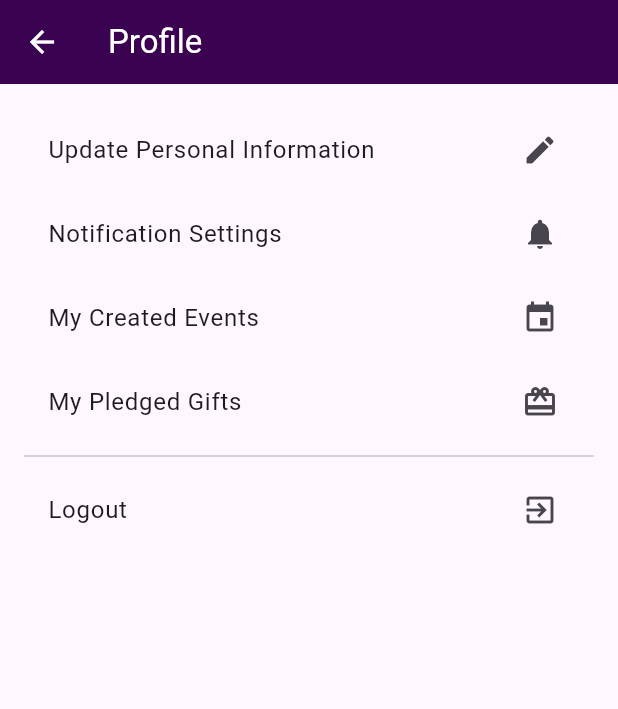
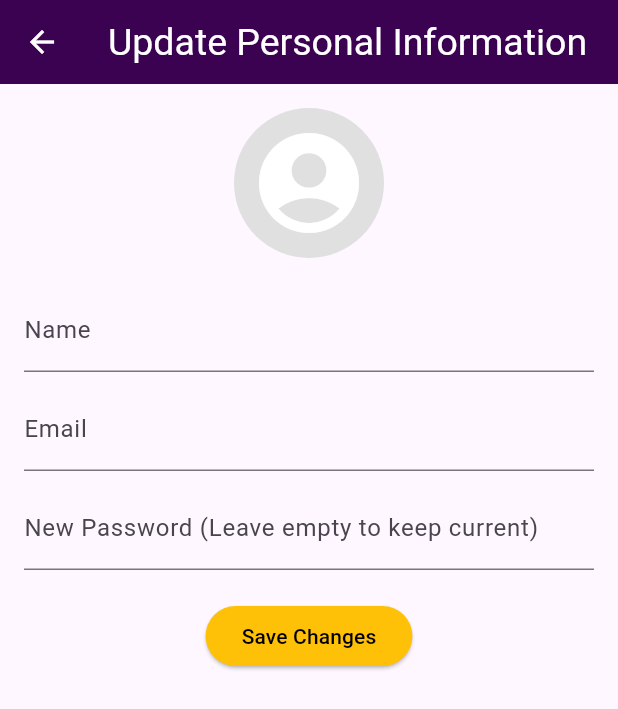
Before and after one commit to MohamedMaghrabyyy/Hedieaty, a Flutter app: the ProfilePage screen opened by its route, after a tap on "Update Personal Information", on a phone screen of 412 x 824 dp. Shown: the top 709 px of the screen. Run offline on Flutter 3.47's test engine with Material 3 defaults, Android fonts, the phone set to English and light mode, and no system bars; our stand-ins replace cloud_firestore, firebase_auth, firebase_core, flutter_spinkit; accounts and stored records are empty.

Commit message:
update personal info page

```diff
--- a/hedieaty/lib/services/firestore_service.dart
+++ b/hedieaty/lib/services/firestore_service.dart
@@ -2,9 +2,11 @@ import 'package:cloud_firestore/cloud_firestore.dart';
 import 'package:hedieaty/models/user_model.dart';
 import 'package:hedieaty/models/event_model.dart';
 import 'package:hedieaty/models/gift_model.dart';
+import 'package:firebase_auth/firebase_auth.dart';
 
 class FirestoreService {
   final FirebaseFirestore _firestore = FirebaseFirestore.instance;
+  final FirebaseAuth _auth = FirebaseAuth.instance; // Initialize _auth here
 
   // Save user data in Firestore with UID as document ID
   Future<void> saveUserData(UserModel userModel) async {
@@ -31,6 +33,43 @@ class FirestoreService {
     }
   }
 
+  // Method to get user by ID
+  Future<Map<String, dynamic>?> getUserById(String userId) async {
+    try {
+      final userDoc = await _firestore.collection('users').doc(userId).get();
+      return userDoc.exists ? userDoc.data() : null;
+    } catch (e) {
+      throw Exception('Error fetching user data: $e');
+    }
+  }
+
+  // Fetch current user data (userId should be passed)
+  Future<Map<String, dynamic>> getCurrentUserData() async {
+    final userId = _auth.currentUser?.uid; // Get the current logged-in user's ID
+    final userDoc = await _firestore.collection('users').doc(userId).get();
+    return userDoc.data()!;
+  }
+
+  // Update user profile (both name and email)
+  Future<void> updateUserProfile(String name, String email) async {
+    final userId = _auth.currentUser?.uid; // Get the current logged-in user's ID
+
+    await _firestore.collection('users').doc(userId).update({
+      'name': name,
+      'email': email,
+    });
+  }
+
+  // Change password
+  Future<void> changePassword(String newPassword) async {
+    final user = _auth.currentUser;
+    if (user != null) {
+      await user.updatePassword(newPassword); // Update password with Firebase Auth
+    } else {
+      throw Exception('No user logged in');
+    }
+  }
+
   // Create a new event
   Future<void> createEvent(EventModel event) async {
     try {
@@ -46,7 +85,6 @@ class FirestoreService {
       print('Error creating event: $e');
     }
   }
-
 
   // Update an existing event by ID
   Future<void> updateEvent(String? eventId, EventModel updatedEvent) async {
@@ -86,7 +124,7 @@ class FirestoreService {
     }
   }
 
-// Stream to fetch events for a specific user
+  // Stream to fetch events for a specific user
   Stream<List<EventModel>> streamEventsForUser(String userId) {
     return _firestore
         .collection('events')
@@ -96,6 +134,7 @@ class FirestoreService {
         .map((doc) => EventModel.fromMap(doc.data(), doc.id))
         .toList());
   }
+
   // Fetch a specific event by its ID
   Future<EventModel?> getEventById(String? eventId) async {
     try {
@@ -103,14 +142,16 @@ class FirestoreService {
       if (docSnapshot.exists) {
         return EventModel.fromMap(docSnapshot.data() as Map<String, dynamic>, docSnapshot.id);
       }
-    } catch (e) {
+    } catch (e)      {
       print('Error fetching event by ID: $e');
     }
     return null;
   }
+
   Future<void> addGift(GiftModel gift) async {
     await FirebaseFirestore.instance.collection('gifts').add(gift.toMap());
   }
+
   Stream<List<GiftModel>> streamGiftsForEvent(String? eventId) {
     return FirebaseFirestore.instance
         .collection('gifts')
@@ -120,6 +161,7 @@ class FirestoreService {
       return GiftModel.fromMap(doc.data() as Map<String, dynamic>, doc.id);
     }).toList());
   }
+
   Future<GiftModel?> getGiftById(String giftId) async {
     final doc = await FirebaseFirestore.instance.collection('gifts').doc(giftId).get();
     if (doc.exists) {
@@ -127,14 +169,12 @@ class FirestoreService {
     }
     return null;
   }
+
   Future<void> updateGift(String giftId, Map<String, dynamic> updatedData) async {
     await FirebaseFirestore.instance.collection('gifts').doc(giftId).update(updatedData);
   }
+
   Future<void> deleteGift(String giftId) async {
     await FirebaseFirestore.instance.collection('gifts').doc(giftId).delete();
   }
-
-
-
-
 }
--- a/hedieaty/lib/views/gift_list.dart
+++ b/hedieaty/lib/views/gift_list.dart
@@ -3,8 +3,6 @@ import 'package:hedieaty/models/gift_model.dart';
 import 'package:hedieaty/services/firestore_service.dart';
 import 'package:hedieaty/views/edit_gift.dart';
 import 'package:hedieaty/views/create_gift.dart';
-
-import 'package:intl/intl.dart'; // For formatting date
 
 class GiftListPage extends StatelessWidget {
   final String? eventId; // Event ID to filter gifts
@@ -15,9 +13,25 @@ class GiftListPage extends StatelessWidget {
   Widget build(BuildContext context) {
     return Scaffold(
       appBar: AppBar(
-        title: const Text('Gifts for Event', style: TextStyle(color: Colors.white, fontSize: 20),),
+        title: FutureBuilder<String>(
+          future: _fetchEventName(eventId), // Fetch event name based on eventId
+          builder: (context, snapshot) {
+            if (snapshot.connectionState == ConnectionState.waiting) {
+              return const Text('Loading...'); // Show loading text until event name is fetched
+            }
+            if (snapshot.hasError) {
+              return Text('Error: ${snapshot.error}');
+            }
+            if (snapshot.hasData) {
+              return Text('${snapshot.data}\'s Gifts'); // Display event name
+            }
+            return const Text('Event Not Found');
+          },
+        ),
         backgroundColor: const Color.fromARGB(255, 58, 2, 80),
         iconTheme: const IconThemeData(color: Colors.white),
+        titleTextStyle: const TextStyle(color: Colors.white, fontSize: 25), // Set text color to white
+
       ),
       body: Container(
         decoration: const BoxDecoration(
@@ -163,4 +177,10 @@ class GiftListPage extends StatelessWidget {
   Stream<List<GiftModel>> _fetchGiftsForEvent(String? eventId) {
     return FirestoreService().streamGiftsForEvent(eventId); // Fetch gifts for a specific event
   }
+
+  // Fetch event name by eventId
+  Future<String> _fetchEventName(String? eventId) async {
+    final event = await FirestoreService().getEventById(eventId); // FirestoreService to fetch event by id
+    return event?.name ?? 'Event'; // Return event name or 'Event' if not found
+  }
 }
--- /dev/null
+++ b/hedieaty/lib/views/profile_details.dart
@@ -0,0 +1,113 @@
+import 'package:flutter/material.dart';
+import 'package:hedieaty/services/firestore_service.dart'; // Firestore service to update user data
+
+class ProfileDetailsPage extends StatefulWidget {
+  const ProfileDetailsPage({Key? key}) : super(key: key);
+
+  @override
+  _ProfileDetailsPageState createState() => _ProfileDetailsPageState();
+}
+
+class _ProfileDetailsPageState extends State<ProfileDetailsPage> {
+  final _nameController = TextEditingController();
+  final _emailController = TextEditingController();
+  final _passwordController = TextEditingController(); // Password controller
+
+  @override
+  void initState() {
+    super.initState();
+    _fetchUserData();
+  }
+
+  // Method to fetch current user data
+  Future<void> _fetchUserData() async {
+    try {
+      final userData = await FirestoreService().getCurrentUserData(); // Fetch user data
+      setState(() {
+        _nameController.text = userData['name'] ?? '';
+        _emailController.text = userData['email'] ?? '';
+        // Do not pre-fill password for security reasons, leave it blank
+      });
+    } catch (e) {
+      print("Error fetching user data: $e");
+    }
+  }
+
+  // Method to save updated user data (name, email, password)
+  Future<void> _saveProfile() async {
+    try {
+      // If password is provided, change the password
+      if (_passwordController.text.isNotEmpty) {
+        await FirestoreService().changePassword(_passwordController.text);
+      }
+
+      // Update name and email
+      await FirestoreService().updateUserProfile(
+        _nameController.text,
+        _emailController.text,
+      );
+
+      ScaffoldMessenger.of(context).showSnackBar(const SnackBar(
+        content: Text('Profile updated successfully!'),
+      ));
+    } catch (e) {
+      print("Error updating profile: $e");
+      ScaffoldMessenger.of(context).showSnackBar(SnackBar(
+        content: Text('Failed to update profile: $e'),
+      ));
+    }
+  }
+
+  @override
+  Widget build(BuildContext context) {
+    return Scaffold(
+      appBar: AppBar(
+        title: const Text('Update Personal Information'),
+        backgroundColor: const Color.fromARGB(255, 58, 2, 80),
+        iconTheme: const IconThemeData(color: Colors.white),
+        titleTextStyle: const TextStyle(color: Colors.white, fontSize: 25),
+      ),
+      body: Padding(
+        padding: const EdgeInsets.all(16.0),
+        child: Column(
+          children: [
+            CircleAvatar(
+              radius: 50,
+              backgroundColor: Colors.grey[300], // Placeholder background color
+              child: const Icon(
+                Icons.account_circle,
+                size: 80,
+                color: Colors.white, // Icon color
+              ),
+            ),
+            const SizedBox(height: 20),
+            TextField(
+              controller: _nameController,
+              decoration: const InputDecoration(labelText: 'Name'),
+            ),
+            const SizedBox(height: 10),
+            TextField(
+              controller: _emailController,
+              decoration: const InputDecoration(labelText: 'Email'),
+            ),
+            const SizedBox(height: 10),
+            TextField(
+              controller: _passwordController,
+              obscureText: true, // Ensure password is hidden
+              decoration: const InputDecoration(labelText: 'New Password (Leave empty to keep current)'),
+            ),
+            const SizedBox(height: 20),
+            ElevatedButton(
+              onPressed: _saveProfile,
+              child: const Text('Save Changes'),
+              style: ElevatedButton.styleFrom(
+                backgroundColor: Colors.amber,
+                foregroundColor: Colors.black,
+              ),
+            ),
+          ],
+        ),
+      ),
+    );
+  }
+}
--- a/hedieaty/lib/views/profile_page.dart
+++ b/hedieaty/lib/views/profile_page.dart
@@ -1,4 +1,5 @@
 import 'package:flutter/material.dart';
+import 'package:hedieaty/views/profile_details.dart';
 import 'package:hedieaty/services/firebase_auth_service.dart'; // Import the FirebaseAuthService
 
 class ProfilePage extends StatelessWidget {
@@ -32,7 +33,11 @@ class ProfilePage extends StatelessWidget {
               title: const Text('Update Personal Information'),
               trailing: const Icon(Icons.edit),
               onTap: () {
-                // Add navigation to edit profile info
+                // Navigate to the ProfileDetailsPage
+                Navigator.push(
+                  context,
+                  MaterialPageRoute(builder: (context) => const ProfileDetailsPage()),
+                );
               },
             ),
             ListTile(
```
Also changed, not shown: hedieaty/lib/views/event_list.dart (+24 -1 lines).
